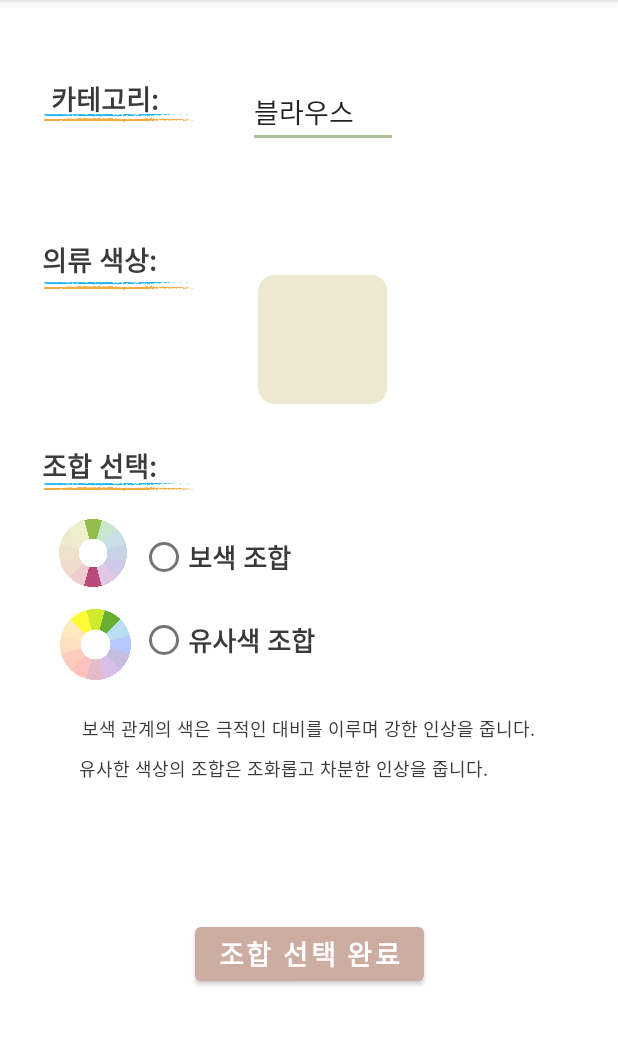
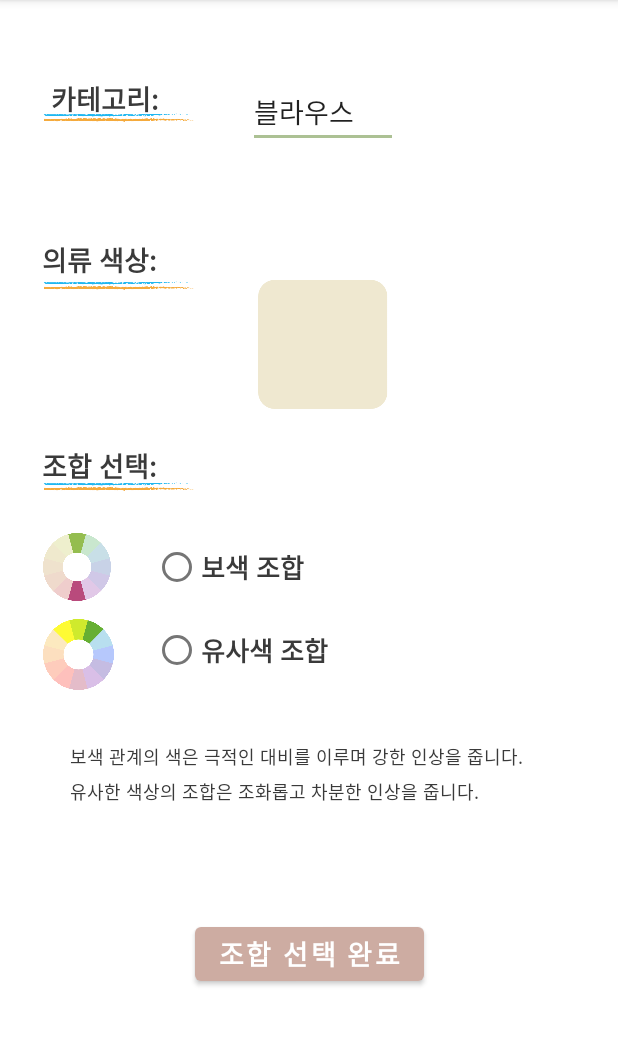
Before and after one commit to yrlee4/clor, an Android app: the ShowResult screen opened directly, with no data from a screen before it, on a phone screen of 412 x 824 dp, the part 84-1130 px from its top. Run offline under Robolectric (Android 15) with nearby library versions, the phone set to English and light mode, and no system bars; Roboto replaces fonts that are not available here.

Commit message:
사진 업데이트

```diff
--- a/app/src/main/AndroidManifest.xml
+++ b/app/src/main/AndroidManifest.xml
@@ -13,6 +13,7 @@
                 android:required="true" />
 
     <application
+        android:requestLegacyExternalStorage="true"
         android:name="org.ewha5.clorapp.MyApplication"
         android:usesCleartextTraffic="true"
         android:allowBackup="true"
@@ -49,6 +50,7 @@
         <meta-data
             android:name="preloaded_fonts"
             android:resource="@array/preloaded_fonts" />
+
     </application>
 
 </manifest>
--- a/app/src/main/java/org/ewha5/clorapp/ClorAdapter.java
+++ b/app/src/main/java/org/ewha5/clorapp/ClorAdapter.java
@@ -143,7 +143,7 @@ public class ClorAdapter extends RecyclerView.Adapter<ClorAdapter.ViewHolder>
 
             if (picturePath != null && !picturePath.equals("")) {
                 pictureExistsImageView.setVisibility(View.VISIBLE);
-                //pictureExistsImageView.setImageURI(Uri.parse("file://" + picturePath));
+                pictureExistsImageView.setImageURI(Uri.parse("file://" + picturePath));
                 pictureImageView.setVisibility(View.VISIBLE);
                 pictureImageView.setImageURI(Uri.parse("file://" + picturePath));
 
--- a/app/src/main/java/org/ewha5/clorapp/Fragment1.java
+++ b/app/src/main/java/org/ewha5/clorapp/Fragment1.java
@@ -3,6 +3,11 @@ package org.ewha5.clorapp;
 import android.app.AlertDialog;
 import android.app.ProgressDialog;
 import android.content.BroadcastReceiver;
+import android.content.res.Resources;
+import android.database.Cursor;
+import android.graphics.Matrix;
+import android.graphics.Picture;
+import android.media.ExifInterface;
 import android.os.Environment;
 import android.os.Handler;
 import android.content.ContentResolver;
@@ -41,6 +46,7 @@ public class Fragment1 extends AppCompatActivity {
     Context context;
     ImageView pictureImageView;
     boolean isPhotoCaptured;
+
     Uri uri;
     File file;
     Bitmap resultPhotoBitmap;
@@ -50,6 +56,9 @@ public class Fragment1 extends AppCompatActivity {
 
     ProgressDialog dialog;
     String picturePath;
+
+    private File tempFile;
+
 
     @Override
     protected void onCreate(Bundle savedInstanceState) {
@@ -125,12 +134,11 @@ public class Fragment1 extends AppCompatActivity {
                 Intent intent = new Intent(getApplicationContext(), ShowResult.class);
 
                 //사진 경로 함께 보내기
-                picturePath = savePicture();
                 intent.putExtra("path", picturePath);
-                /*사진 경로 확인용 메시지
+                //사진 경로 확인용 메시지
                 Toast.makeText(getApplicationContext(), picturePath+" 파일 경로",
                         Toast.LENGTH_SHORT).show();
-                 */
+
                 startActivityForResult(intent, AppConstants.REQ_SHOW_COMBINATION);
             }
         });
@@ -180,22 +188,36 @@ public class Fragment1 extends AppCompatActivity {
         startActivityForResult(intent, AppConstants.REQ_PHOTO_CAPTURE);
     }
 
-
+    //파일 경로 수정
+    /*
     private File createFile() {
         String filename = createFilename();
-        File outFile = new File(getFilesDir(), filename);
+        //File outFile = new File(getFilesDir(), filename);
+        File outFile = new File("/sdcard/Android/data/org.ewha5.clorapp/files", filename);
         Log.d("Main", "File path : " + outFile.getAbsolutePath());
 
         return outFile;
     }
+     */
 
+    private File createFile() {
+        String filename = createFilename();
+        File outFile = new File(getExternalFilesDir(null), filename);
+        picturePath = outFile.toString();
+        Log.d("Main", "File path : " + outFile.getAbsolutePath());
+        return outFile;
+    }
+
+    //사진 촬영 끝...
+
+    //
     public void showPhotoSelectionActivity() {
         Intent intent = new Intent();
         intent.setType("image/*");
         intent.setAction(Intent.ACTION_GET_CONTENT);
-
         startActivityForResult(intent, AppConstants.REQ_PHOTO_SELECTION);
     }
+    //
 
     /**
      * 다른 액티비티로부터의 응답 처리
@@ -209,8 +231,8 @@ public class Fragment1 extends AppCompatActivity {
             switch (requestCode) {
                 case AppConstants.REQ_PHOTO_CAPTURE:  // 사진 찍는 경우
                     Log.d(TAG, "onActivityResult() for REQ_PHOTO_CAPTURE.");
+                    Log.d(TAG, "resultCode : " + resultCode);
 
-                    Log.d(TAG, "resultCode : " + resultCode);
 
                     //setPicture(file.getAbsolutePath(), 8);
                     resultPhotoBitmap = decodeSampledBitmapFromResource(file, pictureImageView.getWidth(), pictureImageView.getHeight());
@@ -223,6 +245,10 @@ public class Fragment1 extends AppCompatActivity {
 
                     Uri fileUri = intent.getData();
 
+
+                    Log.d(TAG, "fileUri : " + fileUri);
+
+                    /*
                     ContentResolver resolver = context.getContentResolver();
 
                     try {
@@ -237,10 +263,84 @@ public class Fragment1 extends AppCompatActivity {
                         e.printStackTrace();
                     }
 
+                     */
+
+                    /*
+                    Cursor cursor = null;
+
+                    try{
+                        String[] proj = { MediaStore.Images.Media.DATA };
+                        assert fileUri != null;
+                        cursor = getContentResolver().query(fileUri, proj, null, null, null);
+
+                        assert cursor != null;
+                        int column_index = cursor.getColumnIndexOrThrow(MediaStore.Images.Media.DATA);
+                        cursor.moveToFirst();
+                        tempFile = new File(cursor.getString(column_index));
+
+                    }finally {
+                        if (cursor != null) {
+                            cursor.close();
+                        }
+                    }
+
+                    setImage();
+
+                     */
+
+                    if (intent != null && resultCode == RESULT_OK ) {
+
+
+                        String[] filePathColumn = {MediaStore.Images.Media.DATA};
+                        Cursor cursor = getContentResolver().query(fileUri, filePathColumn, null, null, null);
+
+                        if(cursor == null || cursor.getCount() <1){
+                            return;
+                        }
+
+                        cursor.moveToFirst();
+                        int columnIndex = cursor.getColumnIndex(filePathColumn[0]);
+
+                        if(columnIndex < 0)
+                            return;
+
+                        picturePath = cursor.getString(columnIndex);
+                        tempFile = new File(picturePath);
+
+
+                        cursor.close();
+
+                        setImage();
+                    }
+
                     break;
 
             }
         }
+    }
+    //onActivitybyresult 끝.
+
+    private void setImage() {
+
+        ImageView imageView = findViewById(R.id.pictureImageView);
+
+        /*
+        ExifInterface exif = null;
+        int exifOrientation;
+        int exifDegree;
+        if (exif != null) {
+            exifOrientation = exif.getAttributeInt(ExifInterface.TAG_ORIENTATION, ExifInterface.ORIENTATION_NORMAL);
+            exifDegree = exifOrientationToDegrees(exifOrientation);
+        } else { exifDegree = 0; }
+        imageView.setImageBitmap(rotate(originalBm,exifDegree));
+         */
+
+
+        BitmapFactory.Options options = new BitmapFactory.Options();
+        Bitmap originalBm = BitmapFactory.decodeFile(tempFile.getAbsolutePath(), options);
+
+        imageView.setImageBitmap(originalBm);
+
     }
 
     public static Bitmap decodeSampledBitmapFromResource(File res, int reqWidth, int reqHeight) {
@@ -258,6 +358,7 @@ public class Fragment1 extends AppCompatActivity {
 
         return BitmapFactory.decodeFile(res.getAbsolutePath(),options);
     }
+
 
     public static int calculateInSampleSize(BitmapFactory.Options options, int reqWidth, int reqHeight) {
         // Raw height and width of image
@@ -283,12 +384,12 @@ public class Fragment1 extends AppCompatActivity {
 
     private String createFilename() {
         Date curDate = new Date();
-        String curDateStr = String.valueOf(curDate.getTime());
+        String curDateStr = String.valueOf(curDate.getTime()) + ".jpg"; //확장자로 저장
         return curDateStr;
     }
 
 
-    //사진 저장하는 경로 save
+    /*
     public String savePicture() {
         if (resultPhotoBitmap == null) {
             AppConstants.println("No picture to be saved.");
@@ -307,7 +408,7 @@ public class Fragment1 extends AppCompatActivity {
 
         try {
             FileOutputStream outstream = new FileOutputStream(picturePath);
-            resultPhotoBitmap.compress(Bitmap.CompressFormat.PNG, 100, outstream);
+            resultPhotoBitmap.compress(Bitmap.CompressFormat.JPEG, 100, outstream);
             outstream.close();
         } catch(Exception e) {
             e.printStackTrace();
@@ -315,6 +416,27 @@ public class Fragment1 extends AppCompatActivity {
 
         return picturePath;
     }
+     */
+
+    private int exifOrientationToDegrees(int exifOrientation) {
+        if (exifOrientation == ExifInterface.ORIENTATION_ROTATE_90) {
+            return 90;
+        } else if (exifOrientation == ExifInterface.ORIENTATION_ROTATE_180) {
+            return 180;
+        } else if (exifOrientation == ExifInterface.ORIENTATION_ROTATE_270) {
+            return 270;
+        } return 0;
+
+    }
+
+    // 이미지를 회전시키는 메서드 선언
+    private Bitmap rotate(Bitmap bitmap, float degree) {
+        Matrix matrix = new Matrix();
+        matrix.postRotate(degree);
+        return Bitmap.createBitmap(bitmap, 0, 0, bitmap.getWidth(), bitmap.getHeight(), matrix, true);
+    }
+
+
 
 
 }
--- a/app/src/main/res/layout/show_result.xml
+++ b/app/src/main/res/layout/show_result.xml
@@ -108,43 +108,16 @@
         app:layout_constraintTop_toTopOf="@+id/inputcolor"
         app:layout_constraintVertical_bias="0.236" />
 
-    <TextView
-        android:id="@+id/tonalexp"
-        android:layout_width="wrap_content"
-        android:layout_height="wrap_content"
-        android:fontFamily="serif"
-        android:text="유사한 색상의 조합은 조화롭고 차분한 인상을 줍니다."
-        android:textColor="#3A3A3A"
-        android:textSize="12sp"
-        android:textStyle="normal"
-        app:layout_constraintBottom_toBottomOf="parent"
-        app:layout_constraintEnd_toEndOf="parent"
-        app:layout_constraintHorizontal_bias="0.379"
-        app:layout_constraintStart_toStartOf="parent"
-        app:layout_constraintTop_toBottomOf="@+id/conexp"
-        app:layout_constraintVertical_bias="0.034" />
-
-    <ImageView
-        android:id="@+id/tonalicon2"
-        android:layout_width="63dp"
-        android:layout_height="47dp"
-        app:layout_constraintBottom_toTopOf="@+id/conexp"
-        app:layout_constraintEnd_toEndOf="parent"
-        app:layout_constraintHorizontal_bias="0.091"
-        app:layout_constraintStart_toStartOf="parent"
-        app:layout_constraintTop_toTopOf="@+id/select_comb"
-        app:layout_constraintVertical_bias="0.824"
-        app:srcCompat="@drawable/simicon" />
-
     <RadioGroup
         android:id="@+id/radioGroup"
         android:layout_width="225dp"
         android:layout_height="110dp"
         app:layout_constraintBottom_toBottomOf="parent"
         app:layout_constraintEnd_toEndOf="parent"
+        app:layout_constraintHorizontal_bias="0.548"
         app:layout_constraintStart_toStartOf="parent"
         app:layout_constraintTop_toBottomOf="@+id/line3"
-        app:layout_constraintVertical_bias="0.003">
+        app:layout_constraintVertical_bias="0.023">
 
         <RadioButton
             android:id="@+id/choice1"
@@ -175,28 +148,24 @@
         android:layout_height="45dp"
         android:layout_marginBottom="12dp"
         app:layout_constraintBottom_toTopOf="@+id/tonalicon2"
-        app:layout_constraintEnd_toEndOf="parent"
-        app:layout_constraintHorizontal_bias="0.086"
+        app:layout_constraintEnd_toStartOf="@+id/radioGroup"
+        app:layout_constraintHorizontal_bias="0.517"
         app:layout_constraintStart_toStartOf="parent"
         app:layout_constraintTop_toTopOf="@+id/select_comb"
-        app:layout_constraintVertical_bias="0.943"
+        app:layout_constraintVertical_bias="1.0"
         app:srcCompat="@drawable/conicon" />
 
-    <TextView
-        android:id="@+id/conexp"
-        android:layout_width="wrap_content"
-        android:layout_height="wrap_content"
-        android:fontFamily="serif"
-        android:text="보색 관계의 색은 극적인 대비를 이루며 강한 인상을 줍니다."
-        android:textColor="#3A3A3A"
-        android:textSize="12sp"
-        android:textStyle="normal"
+    <ImageView
+        android:id="@+id/tonalicon2"
+        android:layout_width="63dp"
+        android:layout_height="47dp"
         app:layout_constraintBottom_toBottomOf="parent"
-        app:layout_constraintEnd_toEndOf="parent"
-        app:layout_constraintHorizontal_bias="0.494"
+        app:layout_constraintEnd_toStartOf="@+id/radioGroup"
+        app:layout_constraintHorizontal_bias="0.533"
         app:layout_constraintStart_toStartOf="parent"
-        app:layout_constraintTop_toBottomOf="@+id/radioGroup"
-        app:layout_constraintVertical_bias="0.077" />
+        app:layout_constraintTop_toTopOf="@+id/select_comb"
+        app:layout_constraintVertical_bias="0.274"
+        app:srcCompat="@drawable/simicon" />
 
     <Button
         android:id="@+id/select"
@@ -226,4 +195,36 @@
         app:layout_constraintVertical_bias="0.524"
         app:srcCompat="@drawable/square" />
 
+    <LinearLayout
+        android:layout_width="319dp"
+        android:layout_height="53dp"
+        android:orientation="vertical"
+        app:layout_constraintBottom_toTopOf="@+id/select"
+        app:layout_constraintEnd_toEndOf="parent"
+        app:layout_constraintStart_toStartOf="parent"
+        app:layout_constraintTop_toBottomOf="@+id/radioGroup"
+        app:layout_constraintVertical_bias="0.353">
+
+        <TextView
+            android:id="@+id/conexp"
+            android:layout_width="wrap_content"
+            android:layout_height="wrap_content"
+            android:layout_marginBottom="5dp"
+            android:fontFamily="serif"
+            android:text="보색 관계의 색은 극적인 대비를 이루며 강한 인상을 줍니다."
+            android:textColor="#3A3A3A"
+            android:textSize="12sp"
+            android:textStyle="normal" />
+
+        <TextView
+            android:id="@+id/tonalexp"
+            android:layout_width="wrap_content"
+            android:layout_height="wrap_content"
+            android:fontFamily="serif"
+            android:text="유사한 색상의 조합은 조화롭고 차분한 인상을 줍니다."
+            android:textColor="#3A3A3A"
+            android:textSize="12sp"
+            android:textStyle="normal" />
+    </LinearLayout>
+
 </androidx.constraintlayout.widget.ConstraintLayout>
--- a/app/src/main/res/xml/external.xml
+++ b/app/src/main/res/xml/external.xml
@@ -3,7 +3,6 @@
     <cache-path name="cache" path="/" />
     <files-path name="files" path="/" />
     <external-files-path name="external_files" path="." />
-
-    <external-path name="images" path="."/>
+    <external-path name="external" path="."/>
 
 </paths>
```
Also changed, not shown: app/src/main/res/layout/fragment1.xml (+27 -21 lines), app/src/main/res/layout/show_result3.xml (+69 -67 lines), app/src/main/res/drawable/appicon2.png.
